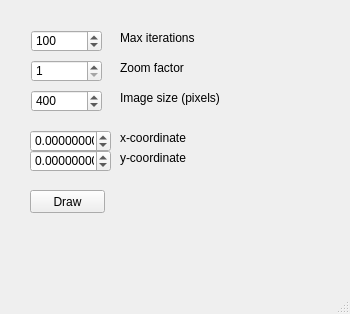
Before: the Qt Designer form mainwindow.ui in jarkkoa/jargebrot-gui, drawn with Qt 5.
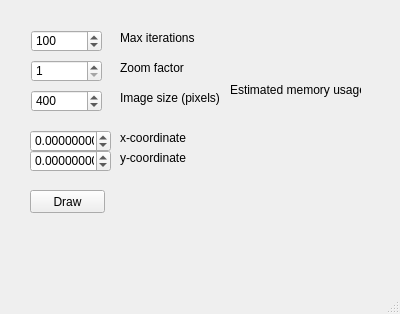
After: the same form once the commit is applied.

Commit message: Different memory deallocation

```diff
--- a/mainwindow.ui
+++ b/mainwindow.ui
@@ -6,7 +6,7 @@
    <rect>
     <x>0</x>
     <y>0</y>
-    <width>350</width>
+    <width>400</width>
     <height>314</height>
    </rect>
   </property>
@@ -190,6 +190,45 @@
      <string>y-coordinate</string>
     </property>
    </widget>
+   <widget class="QLabel" name="label_6">
+    <property name="geometry">
+     <rect>
+      <x>230</x>
+      <y>80</y>
+      <width>131</width>
+      <height>20</height>
+     </rect>
+    </property>
+    <property name="text">
+     <string>Estimated memory usage:</string>
+    </property>
+   </widget>
+   <widget class="QLabel" name="memUsageLabel">
+    <property name="geometry">
+     <rect>
+      <x>230</x>
+      <y>100</y>
+      <width>131</width>
+      <height>20</height>
+     </rect>
+    </property>
+    <property name="text">
+     <string/>
+    </property>
+   </widget>
+   <widget class="QLabel" name="drawingStatus">
+    <property name="geometry">
+     <rect>
+      <x>130</x>
+      <y>190</y>
+      <width>131</width>
+      <height>20</height>
+     </rect>
+    </property>
+    <property name="text">
+     <string/>
+    </property>
+   </widget>
   </widget>
   <widget class="QMenuBar" name="menubar">
    <property name="geometry">
```
Left out of the diff: 2 changed lines with no effect on the pictures. The commit also changes 3 other files.
